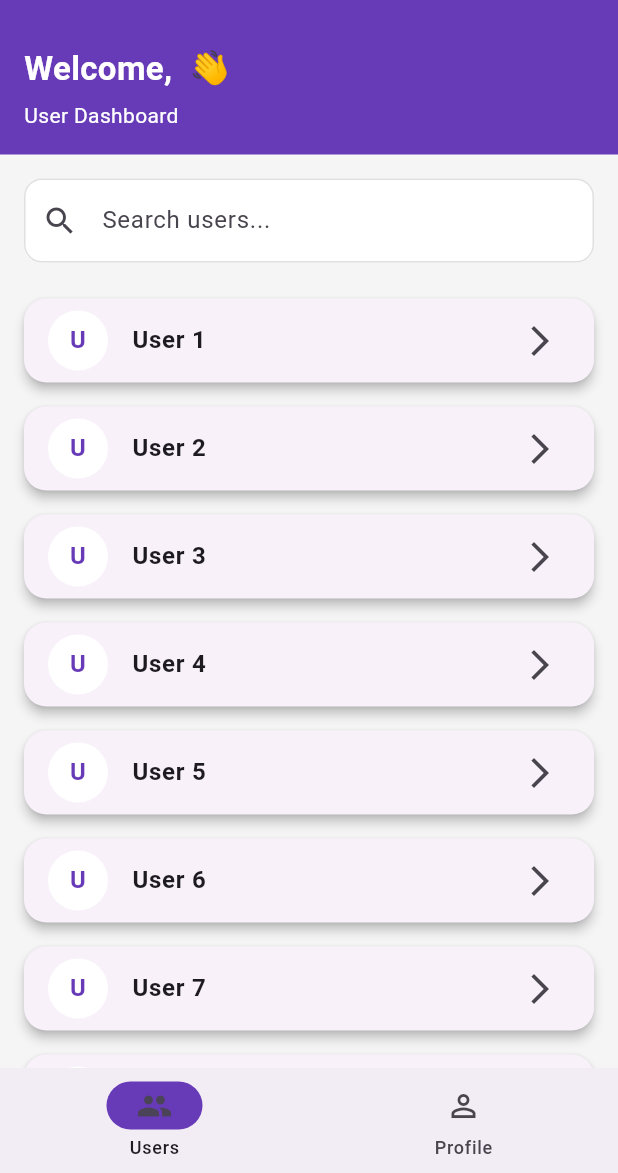
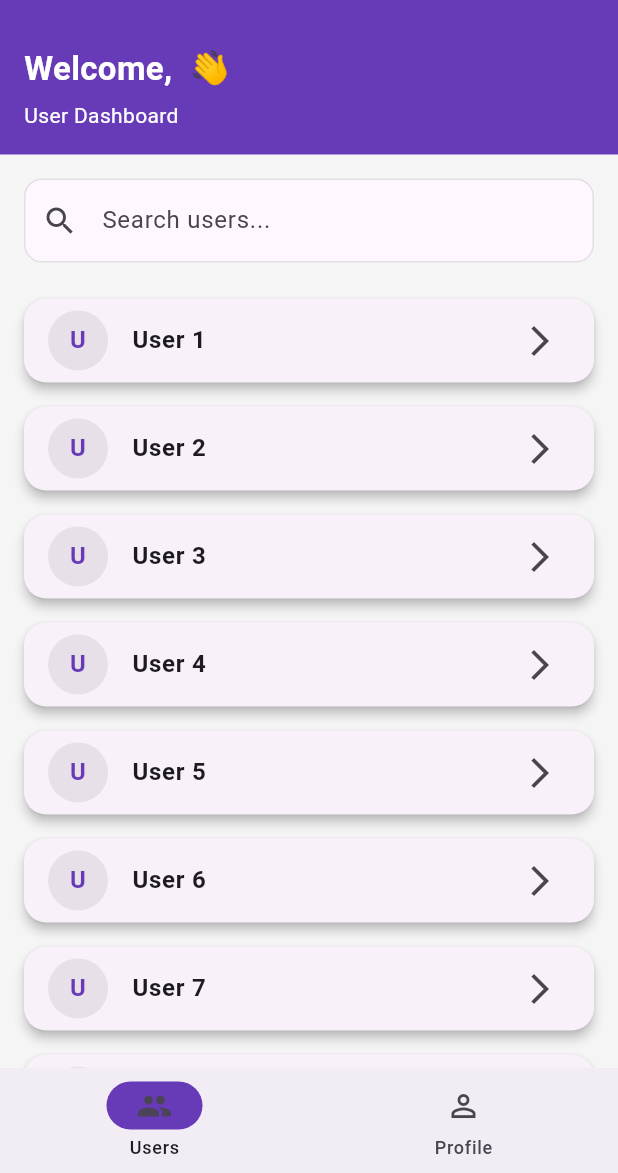
Before and after one commit to deepika1908/user_detail_app, a Flutter app: the DashboardPage screen opened directly with empty values, on a phone screen of 412 x 824 dp, the part 63-1236 px from its top. Run offline on Flutter 3.47's test engine with Material 3 defaults, Android fonts, the phone set to English and light mode, and no system bars.

Commit message:
fix: dark theme

```diff
--- a/lib/data/user_data.dart
+++ b/lib/data/user_data.dart
@@ -7,6 +7,7 @@ const List<User> users = [
     phone: "9876543210",
     education: "B.Tech CSE",
     gender: "Male",
+    dob: "1990-01-01",
   ),
   User(
     name: "User 2",
@@ -14,6 +15,7 @@ const List<User> users = [
     phone: "9876543211",
     education: "BCA",
     gender: "Female",
+    dob: "1992-05-15",
   ),
   User(
     name: "User 3",
@@ -21,6 +23,7 @@ const List<User> users = [
     phone: "9876543212",
     education: "MCA",
     gender: "Male",
+    dob: "1990-01-01",
   ),
   User(
     name: "User 4",
@@ -28,6 +31,7 @@ const List<User> users = [
     phone: "9876543213",
     education: "B.Sc",
     gender: "Female",
+    dob: "1990-01-01",
   ),
   User(
     name: "User 5",
@@ -35,6 +39,7 @@ const List<User> users = [
     phone: "9876543214",
     education: "MBA",
     gender: "Male",
+    dob: "1990-01-01",
   ),
   User(
     name: "User 6",
@@ -42,6 +47,7 @@ const List<User> users = [
     phone: "9876543215",
     education: "B.Com",
     gender: "Female",
+    dob: "1990-01-01",
   ),
   User(
     name: "User 7",
@@ -49,6 +55,7 @@ const List<User> users = [
     phone: "9876543216",
     education: "B.A",
     gender: "Male",
+    dob: "1990-01-01",
   ),
   User(
     name: "User 8",
@@ -56,6 +63,8 @@ const List<User> users = [
     phone: "9876543215",
     education: "B.Com",
     gender: "Female",
+    dob: "1990-01-01",
+
   ),
   User(
     name: "User 9",
@@ -63,5 +72,6 @@ const List<User> users = [
     phone: "9876543217",
     education: "M.Sc",
     gender: "Male",
+    dob: "1990-01-01",
   ),
 ];
--- a/lib/models/user.dart
+++ b/lib/models/user.dart
@@ -4,6 +4,7 @@ class User {
   final String phone;
   final String education;
   final String gender;
+  final String dob;
 
   const User({
     required this.name,
@@ -11,5 +12,6 @@ class User {
     required this.phone,
     required this.education,
     required this.gender,
+    required this.dob,
   });
 }
--- a/lib/screens/dashboard_page.dart
+++ b/lib/screens/dashboard_page.dart
@@ -5,8 +5,6 @@ import 'profile_page.dart';
 import '../widgets/settings_dialog.dart';
 import '../providers/language_provider.dart';
 import '../core/theme/app_colors.dart';
-import '../core/constants/app_sizes.dart';
-import '../core/theme/app_text_styles.dart';
 
 class DashboardPage extends StatefulWidget {
   final String firstName;
@@ -37,8 +35,6 @@ Widget build(BuildContext context) {
   final languageProvider = Provider.of<LanguageProvider>(context);
 
   return Scaffold(
-    backgroundColor: AppColors.scaffoldBackground,
-
     appBar: _buildAppBar(languageProvider),
 
     body: _buildBody(languageProvider),
--- a/lib/screens/login_page.dart
+++ b/lib/screens/login_page.dart
@@ -80,7 +80,7 @@ void _showSnackBar(String message) {
     final languageProvider = context.watch<LanguageProvider>();
 
     return Scaffold(
-      backgroundColor: AppColors.cardBackground,
+      // backgroundColor: AppColors.cardBackground,
 
       body: SafeArea(
         child: SingleChildScrollView(
--- a/lib/screens/register_page.dart
+++ b/lib/screens/register_page.dart
@@ -120,7 +120,7 @@ Widget build(BuildContext context) {
   // final languageProvider = Provider.of<LanguageProvider>(context);
 final languageProvider = context.languageWatch;
   return Scaffold(
-    backgroundColor: AppColors.white,
+    // backgroundColor: AppColors.white,
     body: SafeArea(
       child: SingleChildScrollView(
         padding: const EdgeInsets.symmetric(
--- a/lib/screens/user_details_page.dart
+++ b/lib/screens/user_details_page.dart
@@ -17,7 +17,6 @@ class UserDetailsPage extends StatelessWidget {
     final language = context.language;
 
     return Scaffold(
-      backgroundColor: Colors.grey.shade100,
       appBar: _buildAppBar(language),
       body: SingleChildScrollView(
         padding: const EdgeInsets.all(20),
--- a/lib/screens/users_page.dart
+++ b/lib/screens/users_page.dart
@@ -34,6 +34,8 @@ class _UsersPageState extends State<UsersPage> {
 
   /// Search Bar
   Widget _buildSearchBar() {
+    final colorScheme = Theme.of(context).colorScheme;
+
     return Padding(
       padding: const EdgeInsets.all(16),
       child: TextField(
@@ -41,7 +43,7 @@ class _UsersPageState extends State<UsersPage> {
           hintText: "Search users...",
           prefixIcon: const Icon(Icons.search),
           filled: true,
-          fillColor: Colors.white,
+          fillColor: colorScheme.surface,
           border: OutlineInputBorder(
             borderRadius: BorderRadius.circular(12),
           ),
@@ -67,6 +69,8 @@ class _UsersPageState extends State<UsersPage> {
 
   /// Single User Card
   Widget _buildUserCard(dynamic user) {
+    final colorScheme = Theme.of(context).colorScheme;
+
     return Card(
       margin: const EdgeInsets.symmetric(
         horizontal: 16,
@@ -78,7 +82,7 @@ class _UsersPageState extends State<UsersPage> {
       ),
       child: ListTile(
         leading: CircleAvatar(
-          backgroundColor: AppColors.white,
+          backgroundColor: colorScheme.surfaceContainerHighest,
           child: Text(
             user.name[0],
             style: const TextStyle(
```
Also changed, not shown: lib/screens/otp_verification_page.dart (+14 -13 lines).
